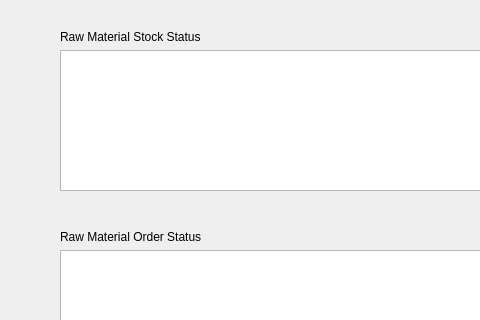
First picture: the form in client/MainUI/src/views/scm_manage_widget.ui, repository Intel-Edge-9s/MES, before the edit; both pictures show x 0 to 480 and y 0 to 320 of the 1080 by 720 pixel window.
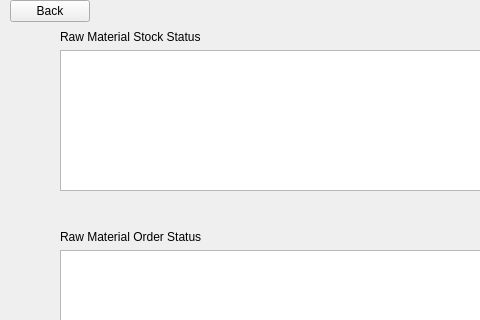
Second picture: the form after the edit.

Commit message: 뒤로가기버튼추가

```diff
--- a/client/MainUI/src/views/scm_manage_widget.ui
+++ b/client/MainUI/src/views/scm_manage_widget.ui
@@ -77,6 +77,19 @@
     </item>
    </layout>
   </widget>
+  <widget class="QPushButton" name="Back_btn">
+   <property name="geometry">
+    <rect>
+     <x>10</x>
+     <y>0</y>
+     <width>80</width>
+     <height>22</height>
+    </rect>
+   </property>
+   <property name="text">
+    <string>Back</string>
+   </property>
+  </widget>
  </widget>
  <resources/>
  <connections/>
```
The commit also changes 7 other files.
